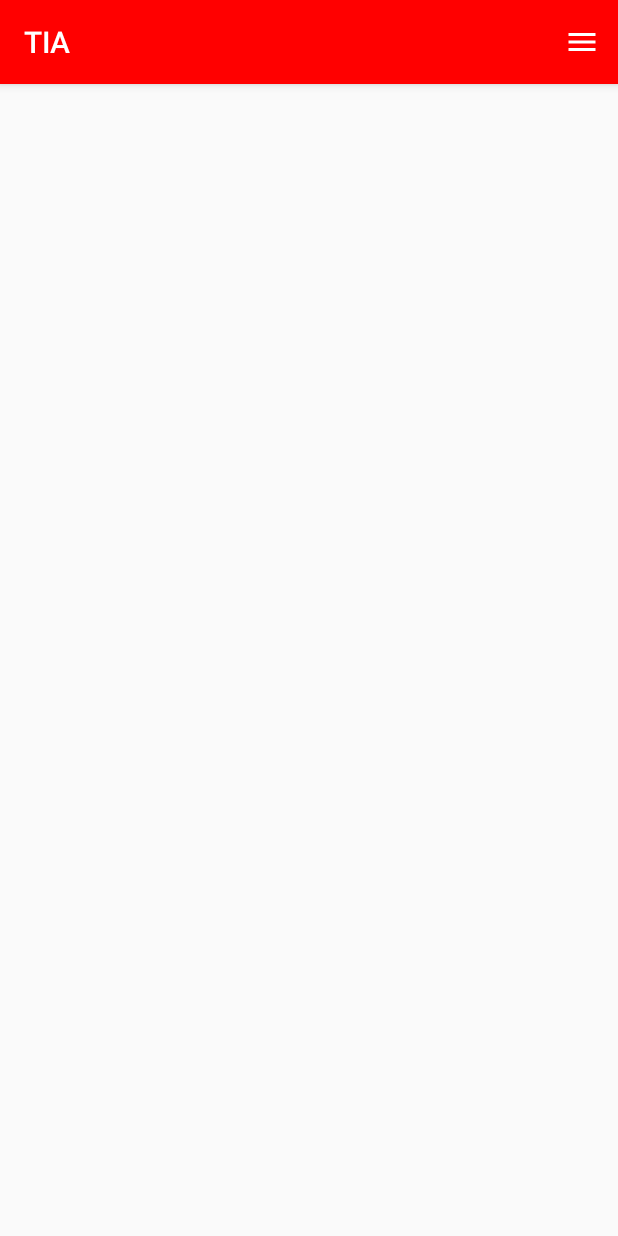
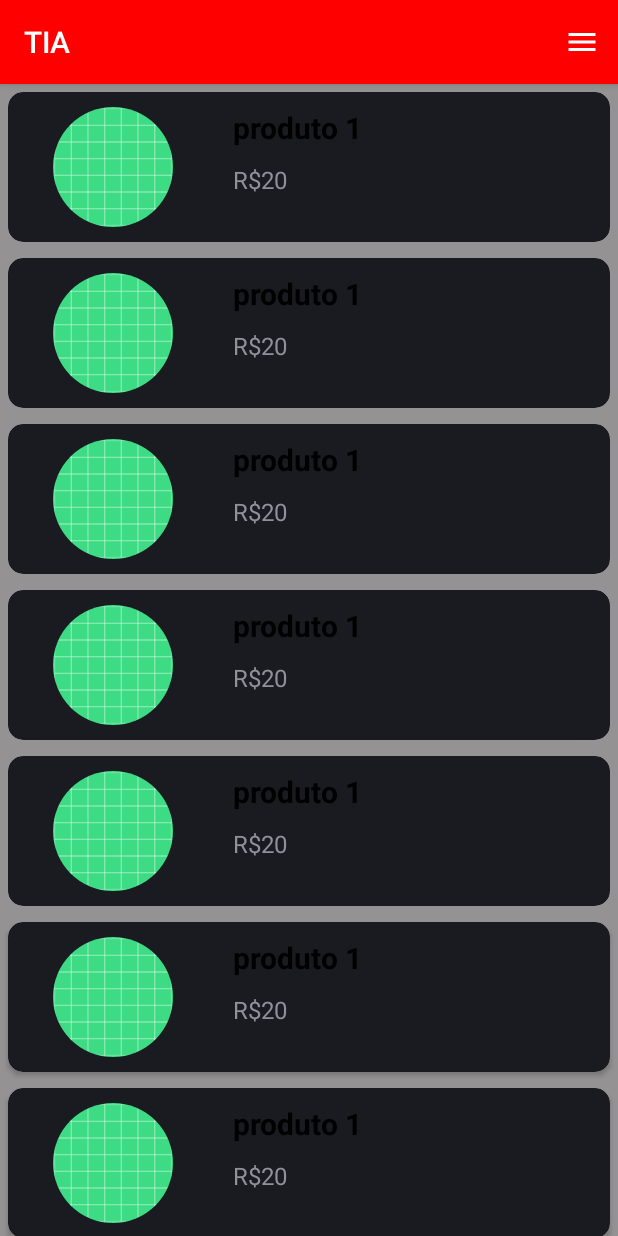
Before and after one commit to Pablogonzaga14/TIA, an Android app: the screen it shows after launch once a user with an empty profile is signed in (Lista_produtos), on a phone screen of 412 x 824 dp. Run offline under Robolectric (Android 15) with nearby library versions, the phone set to English and light mode, and no system bars; our stand-ins replace CircleImageView, Firebase (no records; nobody signed in at launch, a user with empty details on screens opened directly).

Commit message:
Validando a lista de produtos

```diff
--- /dev/null
+++ b/app/src/main/java/com/example/tia/Adapter/AdapterProduto.java
@@ -0,0 +1,64 @@
+package com.example.tia.Adapter;
+
+import android.content.Context;
+import android.view.LayoutInflater;
+import android.view.View;
+import android.view.ViewGroup;
+import android.widget.TextView;
+
+import androidx.annotation.NonNull;
+import androidx.recyclerview.widget.RecyclerView;
+
+import com.example.tia.Model.Produto;
+import com.example.tia.R;
+
+import java.util.List;
+
+import de.hdodenhof.circleimageview.CircleImageView;
+
+public class AdapterProduto extends RecyclerView.Adapter<AdapterProduto.ProdutoViewHolder> {
+    private Context context;
+    private List <Produto> produtoList;
+
+    public AdapterProduto(Context context, List<Produto> produtoList) {
+        this.context = context;
+        this.produtoList = produtoList;
+    }
+
+    @NonNull
+    @Override
+    public ProdutoViewHolder onCreateViewHolder(@NonNull ViewGroup parent, int viewType) {
+        View itemLista;
+        LayoutInflater layoutInflater = LayoutInflater.from(context);
+        itemLista = layoutInflater.inflate(R.layout.produto_item,parent,false);
+        return new ProdutoViewHolder(itemLista);
+    }
+
+    @Override
+    public void onBindViewHolder(@NonNull ProdutoViewHolder holder, int position) {
+        holder.foto.setImageResource(produtoList.get(position).getFoto());
+        holder.nome.setText(produtoList.get(position).getNome());
+        holder.preco.setText(produtoList.get(position).getPreco());
+    }
+
+
+    @Override
+    public int getItemCount() {
+        return produtoList.size();
+    }
+
+    public class ProdutoViewHolder extends RecyclerView.ViewHolder {
+
+        private CircleImageView foto;
+        private TextView nome;
+        private TextView descricao;
+        private TextView preco;
+
+        public ProdutoViewHolder(@NonNull View itemView) {
+            super(itemView);
+            foto = itemView.findViewById(R.id.fotoProduto);
+            nome = itemView.findViewById(R.id.nomeProduto);
+            preco = itemView.findViewById(R.id.precoProduto);
+        }
+    }
+}
--- a/app/src/main/java/com/example/tia/Lista_produtos.java
+++ b/app/src/main/java/com/example/tia/Lista_produtos.java
@@ -12,11 +12,20 @@ import androidx.appcompat.app.AppCompatActivity;
 import androidx.core.graphics.Insets;
 import androidx.core.view.ViewCompat;
 import androidx.core.view.WindowInsetsCompat;
+import androidx.recyclerview.widget.LinearLayoutManager;
+import androidx.recyclerview.widget.RecyclerView;
 
+import com.example.tia.Adapter.AdapterProduto;
+import com.example.tia.Model.Produto;
 import com.google.firebase.auth.FirebaseAuth;
 
+import java.util.ArrayList;
+import java.util.List;
+
 public class Lista_produtos extends AppCompatActivity {
-
+    private RecyclerView recyclerView_produtos;
+    private AdapterProduto adapterProduto;
+    private List <Produto> produtoList;
     @Override
     protected void onCreate(Bundle savedInstanceState) {
         super.onCreate(savedInstanceState);
@@ -26,6 +35,36 @@ public class Lista_produtos extends AppCompatActivity {
             v.setPadding(systemBars.left, systemBars.top, systemBars.right, systemBars.bottom);
             return insets;
         });
+        recyclerView_produtos = findViewById(R.id.recycleView_produtos);
+        produtoList = new ArrayList<>();
+        adapterProduto = new AdapterProduto(getApplicationContext(),produtoList);
+        recyclerView_produtos.setLayoutManager(new LinearLayoutManager(getApplicationContext()));
+        recyclerView_produtos.setHasFixedSize(true);
+        recyclerView_produtos.setAdapter(adapterProduto);
+
+        Produto produto = new Produto(R.drawable.ic_launcher_background,"produto 1", "R$20");
+        produtoList.add(produto);
+
+        Produto produto1 = new Produto(R.drawable.ic_launcher_background,"produto 1", "R$20");
+        produtoList.add(produto1);
+
+        Produto produto2 = new Produto(R.drawable.ic_launcher_background,"produto 1", "R$20");
+        produtoList.add(produto2);
+
+        Produto produto3 = new Produto(R.drawable.ic_launcher_background,"produto 1", "R$20");
+        produtoList.add(produto3);
+
+        Produto produto4 = new Produto(R.drawable.ic_launcher_background,"produto 1", "R$20");
+        produtoList.add(produto4);
+
+        Produto produto5 = new Produto(R.drawable.ic_launcher_background,"produto 1", "R$20");
+        produtoList.add(produto5);
+
+        Produto produto6 = new Produto(R.drawable.ic_launcher_background,"produto 1", "R$20");
+        produtoList.add(produto6);
+
+        Produto produto7 = new Produto(R.drawable.ic_launcher_background,"produto 1", "R$20");
+        produtoList.add(produto7);
     }
 //metodo responsavel por criar um menu novo para gente usar
     @Override
--- /dev/null
+++ b/app/src/main/java/com/example/tia/Model/Produto.java
@@ -0,0 +1,47 @@
+package com.example.tia.Model;
+
+public class Produto {
+
+    private int foto;
+    private String nome;
+    private String preco;
+    private String descricao;
+
+    public Produto(int foto, String nome, String preco) {
+        this.foto = foto;
+        this.nome = nome;
+        this.preco = preco;
+    }
+
+    public String getNome() {
+        return nome;
+    }
+
+    public void setNome(String nome) {
+        this.nome = nome;
+    }
+
+    public int getFoto() {
+        return foto;
+    }
+
+    public void setFoto(int foto) {
+        this.foto = foto;
+    }
+
+    public String getPreco() {
+        return preco;
+    }
+
+    public void setPreco(String preco) {
+        this.preco = preco;
+    }
+
+    public String getDescricao() {
+        return descricao;
+    }
+
+    public void setDescricao(String descricao) {
+        this.descricao = descricao;
+    }
+}
--- a/app/src/main/res/layout/activity_lista_produtos.xml
+++ b/app/src/main/res/layout/activity_lista_produtos.xml
@@ -5,6 +5,12 @@
     android:id="@+id/main"
     android:layout_width="match_parent"
     android:layout_height="match_parent"
+    android:background="@color/gray"
     tools:context=".Lista_produtos">
 
+    <androidx.recyclerview.widget.RecyclerView
+        android:id="@+id/recycleView_produtos"
+        android:layout_width="match_parent"
+        android:layout_height="match_parent"/>
+
 </androidx.constraintlayout.widget.ConstraintLayout>
--- /dev/null
+++ b/app/src/main/res/layout/produto_item.xml
@@ -0,0 +1,55 @@
+<?xml version="1.0" encoding="utf-8"?>
+<androidx.cardview.widget.CardView xmlns:android="http://schemas.android.com/apk/res/android"
+    android:layout_width="match_parent"
+    android:layout_height="wrap_content"
+    app:cardCornerRadius="10dp"
+    android:layout_margin="5dp"
+    android:elevation="10dp"
+    xmlns:app="http://schemas.android.com/apk/res-auto">
+
+
+    <androidx.constraintlayout.widget.ConstraintLayout
+        android:layout_width="match_parent"
+        android:layout_height="wrap_content">
+
+        <de.hdodenhof.circleimageview.CircleImageView
+            android:id="@+id/fotoProduto"
+            android:layout_width="120dp"
+            android:layout_height="80dp"
+            android:src="@drawable/ic_launcher_background"
+            android:layout_marginStart="10dp"
+            android:layout_marginTop="10dp"
+            android:layout_marginBottom="10dp"
+            app:layout_constraintStart_toStartOf="parent"
+            app:layout_constraintTop_toTopOf="parent"
+            app:layout_constraintBottom_toBottomOf="parent"/>
+        <TextView
+            android:id="@+id/nomeProduto"
+            android:layout_width="match_parent"
+            android:layout_height="wrap_content"
+            android:text="Produto 1"
+            android:textSize="20sp"
+            android:textStyle="bold"
+            android:textColor="@color/black"
+            app:layout_constraintStart_toEndOf="@id/fotoProduto"
+            app:layout_constraintTop_toTopOf="parent"
+            android:layout_marginStart="150dp"
+            android:layout_marginTop="10dp"/>
+        <TextView
+            android:id="@+id/precoProduto"
+            android:layout_width="match_parent"
+            android:layout_height="wrap_content"
+            android:text="R$20"
+            android:textSize="16sp"
+            android:layout_marginStart="150dp"
+            android:layout_marginTop="10dp"
+            app:layout_constraintTop_toBottomOf="@id/nomeProduto"
+            app:layout_constraintStart_toEndOf="@id/fotoProduto"/>
+
+
+
+
+
+
+    </androidx.constraintlayout.widget.ConstraintLayout>
+</androidx.cardview.widget.CardView>
```
